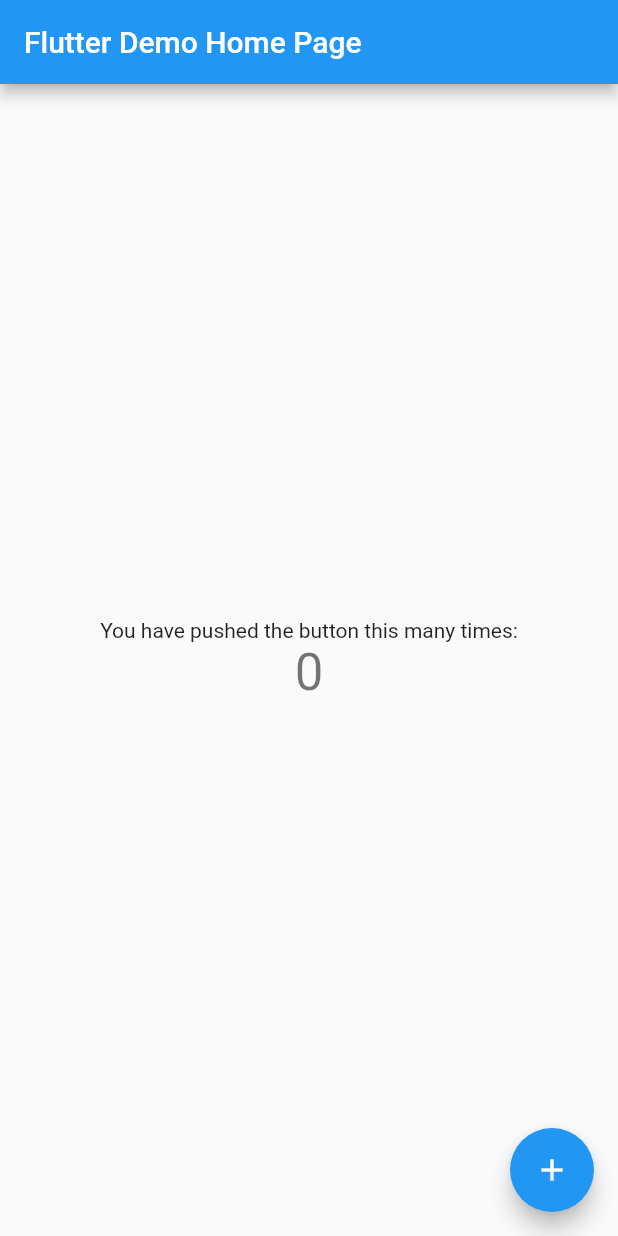
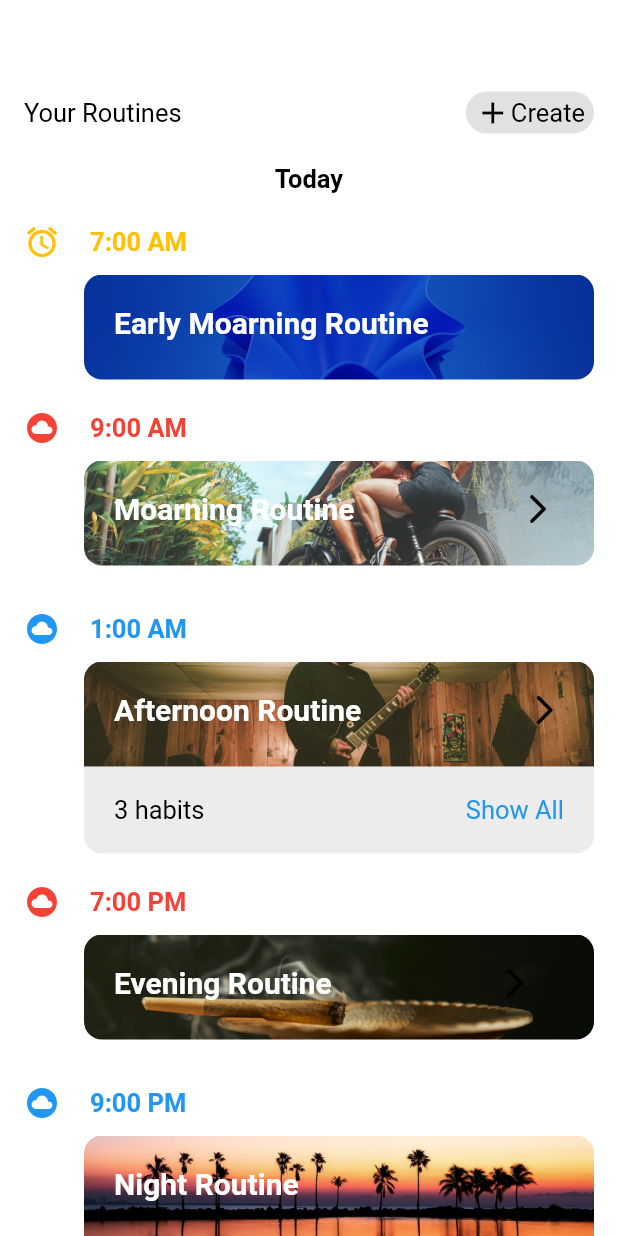
Before and after one commit to AniketGodambe/fabulous_demo, a Flutter app: the screen it shows after launch, on a phone screen of 412 x 824 dp. Run offline on Flutter 3.47's test engine with Material 2 defaults, Android fonts, the phone set to English and light mode, and no system bars; our stand-ins replace get.

Commit message:
task 1 completed

```diff
--- a/lib/main.dart
+++ b/lib/main.dart
@@ -1,4 +1,5 @@
 import 'package:flutter/material.dart';
+import 'main_screen.dart';
 
 void main() {
   runApp(const MyApp());
@@ -10,58 +11,12 @@
   @override
   Widget build(BuildContext context) {
     return MaterialApp(
+      debugShowCheckedModeBanner: false,
       title: 'Flutter Demo',
       theme: ThemeData(
         primarySwatch: Colors.blue,
       ),
-      home: const MyHomePage(title: 'Flutter Demo Home Page'),
+      home: const MainScreen(),
     );
   }
 }
-
-class MyHomePage extends StatefulWidget {
-  const MyHomePage({super.key, required this.title});
-
-  final String title;
-
-  @override
-  State<MyHomePage> createState() => _MyHomePageState();
-}
-
-class _MyHomePageState extends State<MyHomePage> {
-  int _counter = 0;
-
-  void _incrementCounter() {
-    setState(() {
-      _counter++;
-    });
-  }
-
-  @override
-  Widget build(BuildContext context) {
-    return Scaffold(
-      appBar: AppBar(
-        title: Text(widget.title),
-      ),
-      body: Center(
-        child: Column(
-          mainAxisAlignment: MainAxisAlignment.center,
-          children: <Widget>[
-            const Text(
-              'You have pushed the button this many times:',
-            ),
-            Text(
-              '$_counter',
-              style: Theme.of(context).textTheme.headline4,
-            ),
-          ],
-        ),
-      ),
-      floatingActionButton: FloatingActionButton(
-        onPressed: _incrementCounter,
-        tooltip: 'Increment',
-        child: const Icon(Icons.add),
-      ),
-    );
-  }
-}
--- /dev/null
+++ b/lib/main_screen.dart
@@ -0,0 +1,353 @@
+import 'dart:developer';
+
+import 'package:flutter/material.dart';
+import 'package:get/get.dart';
+
+class MainScreen extends StatefulWidget {
+  const MainScreen({super.key});
+
+  @override
+  State<MainScreen> createState() => _MainScreenState();
+}
+
+class _MainScreenState extends State<MainScreen> {
+  String showAll1 = "Show All";
+  String showAll2 = "Show All";
+
+  @override
+  Widget build(BuildContext context) {
+    return Scaffold(
+      backgroundColor: Colors.white.withOpacity(0.9),
+      body: SingleChildScrollView(
+        physics: const BouncingScrollPhysics(),
+        child: Padding(
+          padding: const EdgeInsets.all(16.0),
+          child: Column(
+            children: [
+              const SizedBox(height: 45),
+              Row(
+                mainAxisAlignment: MainAxisAlignment.spaceBetween,
+                children: [
+                  const Text(
+                    "Your Routines",
+                    style: TextStyle(color: Colors.black, fontSize: 17),
+                  ),
+                  Container(
+                    padding: const EdgeInsets.only(
+                        top: 2, bottom: 2, left: 6, right: 6),
+                    decoration: BoxDecoration(
+                      color: Colors.grey.withOpacity(0.3),
+                      borderRadius: BorderRadius.circular(20),
+                    ),
+                    child: Row(
+                      children: const [
+                        Icon(
+                          Icons.add,
+                          color: Colors.black,
+                        ),
+                        Text(
+                          "Create",
+                          style: TextStyle(color: Colors.black, fontSize: 17),
+                        ),
+                      ],
+                    ),
+                  )
+                ],
+              ),
+              const SizedBox(height: 20),
+              const Text(
+                "Today",
+                style: TextStyle(
+                  color: Colors.black,
+                  fontSize: 17,
+                  fontWeight: FontWeight.bold,
+                ),
+              ),
+              const SizedBox(height: 20),
+              const CardWidget(
+                time: "7:00 AM",
+                img: "images/fab6.jpg",
+                title: "Early Moarning Routine",
+                color: Colors.amber,
+                icon: Icon(
+                  Icons.access_alarm,
+                  color: Colors.amber,
+                ),
+              ),
+              const SizedBox(height: 20),
+              const CardWidget(
+                time: "9:00 AM",
+                img: "images/fab1.jpg",
+                title: "Moarning Routine",
+                color: Colors.red,
+                icon: Icon(
+                  Icons.cloud_circle,
+                  color: Colors.red,
+                ),
+              ),
+              const SizedBox(height: 30),
+              Column(
+                children: [
+                  const CardWidget(
+                    isExpanded: true,
+                    time: "1:00 AM",
+                    img: "images/fab3.jpg",
+                    title: "Afternoon Routine",
+                    color: Colors.blue,
+                    icon: Icon(
+                      Icons.cloud_circle,
+                      color: Colors.blue,
+                    ),
+                  ),
+                  Container(
+                    margin: const EdgeInsets.only(left: 40, right: 0),
+                    padding: EdgeInsets.zero,
+                    decoration: BoxDecoration(
+                        color: Colors.grey.withOpacity(0.2),
+                        borderRadius: const BorderRadius.only(
+                          bottomLeft: Radius.circular(12),
+                          bottomRight: Radius.circular(12),
+                        )),
+                    child: ExpansionTile(
+                      tilePadding: const EdgeInsets.only(left: 20),
+                      childrenPadding: const EdgeInsets.only(left: 40),
+                      onExpansionChanged: (value) {
+                        log(value.toString());
+                        if (value == true) {
+                          setState(() {
+                            showAll1 = "Colapse";
+                          });
+                        } else {
+                          setState(() {
+                            showAll1 = "Show All";
+                          });
+                        }
+                      },
+                      title: const Text(
+                        "3 habits",
+                        style: TextStyle(
+                          color: Colors.black,
+                          fontSize: 17,
+                        ),
+                      ),
+                      trailing: Padding(
+                        padding: const EdgeInsets.only(right: 20),
+                        child: Text(
+                          showAll1,
+                          style: const TextStyle(
+                            color: Colors.blue,
+                            fontSize: 17,
+                          ),
+                        ),
+                      ),
+                      expandedAlignment: Alignment.centerLeft,
+                      children: const [
+                        ListTile(
+                          leading: Icon(Icons.add_a_photo),
+                          title: Text("Disconnect and unplug"),
+                        ),
+                        ListTile(
+                          leading: Icon(
+                            Icons.ac_unit_rounded,
+                            color: Colors.blueAccent,
+                          ),
+                          title: Text("Do you Guided Activity Service"),
+                        ),
+                        ListTile(
+                          leading: Icon(
+                            Icons.add_a_photo,
+                            color: Colors.red,
+                          ),
+                          title: Text("Disconnect and unplug"),
+                        ),
+                      ],
+                    ),
+                  )
+                ],
+              ),
+              const SizedBox(height: 20),
+              const CardWidget(
+                time: "7:00 PM",
+                img: "images/fab4.jpg",
+                title: "Evening Routine",
+                color: Colors.red,
+                icon: Icon(
+                  Icons.cloud_circle,
+                  color: Colors.red,
+                ),
+              ),
+              const SizedBox(height: 30),
+              Column(
+                children: [
+                  const CardWidget(
+                    isExpanded: true,
+                    time: "9:00 PM",
+                    img: "images/fab5.jpg",
+                    title: "Night Routine",
+                    color: Colors.blue,
+                    icon: Icon(
+                      Icons.cloud_circle,
+                      color: Colors.blue,
+                    ),
+                  ),
+                  Container(
+                    margin: const EdgeInsets.only(left: 40, right: 0),
+                    padding: EdgeInsets.zero,
+                    decoration: BoxDecoration(
+                        color: Colors.grey.withOpacity(0.2),
+                        borderRadius: const BorderRadius.only(
+                          bottomLeft: Radius.circular(12),
+                          bottomRight: Radius.circular(12),
+                        )),
+                    child: ExpansionTile(
+                      tilePadding: const EdgeInsets.only(left: 20),
+                      childrenPadding: const EdgeInsets.only(left: 40),
+                      onExpansionChanged: (value) {
+                        log(value.toString());
+                        if (value == true) {
+                          setState(() {
+                            showAll2 = "Colapse";
+                          });
+                        } else {
+                          setState(() {
+                            showAll2 = "Show All";
+                          });
+                        }
+                      },
+                      title: const Text(
+                        "3 habits",
+                        style: TextStyle(
+                          color: Colors.black,
+                          fontSize: 17,
+                        ),
+                      ),
+                      trailing: Padding(
+                        padding: const EdgeInsets.only(right: 20),
+                        child: Text(
+                          showAll2,
+                          style: const TextStyle(
+                            color: Colors.blue,
+                            fontSize: 17,
+                          ),
+                        ),
+                      ),
+                      expandedAlignment: Alignment.centerLeft,
+                      children: const [
+                        ListTile(
+                          leading: Icon(Icons.add_a_photo),
+                          title: Text("Disconnect and unplug"),
+                        ),
+                        ListTile(
+                          leading: Icon(
+                            Icons.ac_unit_rounded,
+                            color: Colors.blueAccent,
+                          ),
+                          title: Text("Do you Guided Activity Service"),
+                        ),
+                        ListTile(
+                          leading: Icon(
+                            Icons.add_a_photo,
+                            color: Colors.red,
+                          ),
+                          title: Text("Disconnect and unplug"),
+                        ),
+                      ],
+                    ),
+                  )
+                ],
+              ),
+            ],
+          ),
+        ),
+      ),
+    );
+  }
+}
+
+class CardWidget extends StatelessWidget {
+  final String time, img, title;
+  final Color color;
+  final Icon icon;
+  final bool isExpanded;
+  const CardWidget(
+      {super.key,
+      required this.time,
+      required this.img,
+      required this.title,
+      required this.color,
+      required this.icon,
+      this.isExpanded = false});
+
+  @override
+  Widget build(BuildContext context) {
+    return Column(
+      children: [
+        Row(
+          children: [
+            icon,
+            const SizedBox(width: 20),
+            Text(
+              time,
+              style: TextStyle(
+                color: color,
+                fontSize: 17,
+                fontWeight: FontWeight.bold,
+              ),
+            ),
+          ],
+        ),
+        const SizedBox(height: 10),
+        Stack(
+          children: [
+            Container(
+              padding: const EdgeInsets.only(left: 40),
+              decoration: BoxDecoration(
+                borderRadius: isExpanded == true
+                    ? BorderRadius.circular(0)
+                    : BorderRadius.circular(12),
+              ),
+              height: 70,
+              width: Get.width,
+              child: ClipRRect(
+                borderRadius: isExpanded == true
+                    ? const BorderRadius.only(
+                        topLeft: Radius.circular(12),
+                        topRight: Radius.circular(12),
+                      )
+                    : BorderRadius.circular(12),
+                child: Image.asset(
+                  img,
+                  fit: BoxFit.cover,
+                ),
+              ),
+            ),
+            Positioned(
+              left: 60,
+              top: 20,
+              child: Align(
+                alignment: Alignment.centerLeft,
+                child: Row(
+                  children: [
+                    Text(
+                      title,
+                      style: const TextStyle(
+                        color: Colors.white,
+                        fontSize: 20,
+                        fontWeight: FontWeight.bold,
+                      ),
+                    ),
+                    const SizedBox(width: 110),
+                    const Icon(
+                      Icons.arrow_forward_ios_rounded,
+                      color: Colors.black,
+                    ),
+                  ],
+                ),
+              ),
+            )
+          ],
+        ),
+      ],
+    );
+  }
+}
```
Also changed, not shown: pubspec.yaml (+6 -2 lines), images/fab1.jpg (added), images/fab2.jpg (added), images/fab3.jpg (added), images/fab4.jpg (added), images/fab5.jpg (added), images/fab6.jpg (added), pubspec.lock.
